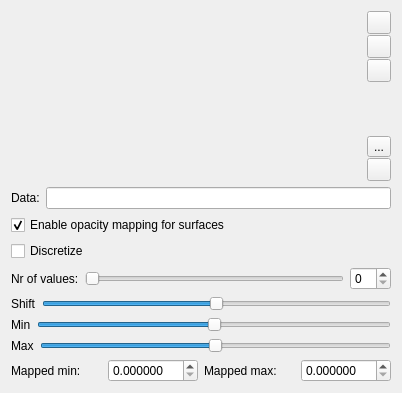
Before: the Qt Designer form MorphoDig/Qt/mqColorOpacityEditorWidget.ui in morphomuseum/MorphoDig, drawn with Qt 5.
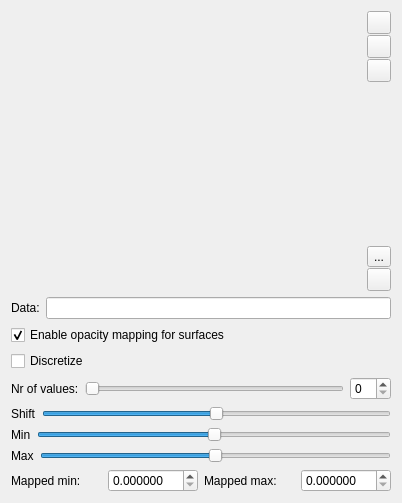
After: the same form once the commit is applied. Icons and pictures are not drawn. Custom widgets are drawn as their Qt base class.

Commit message: Work on histogram widget

```diff
--- a/MorphoDig/Qt/mqColorOpacityEditorWidget.ui
+++ b/MorphoDig/Qt/mqColorOpacityEditorWidget.ui
@@ -7,7 +7,7 @@
     <x>0</x>
     <y>0</y>
     <width>402</width>
-    <height>393</height>
+    <height>503</height>
    </rect>
   </property>
   <property name="windowTitle">
@@ -23,7 +23,7 @@
       <number>0</number>
      </property>
      <item>
-      <layout class="QVBoxLayout" name="verticalLayout" stretch="1,0">
+      <layout class="QVBoxLayout" name="verticalLayout" stretch="0,0,0">
        <property name="spacing">
         <number>0</number>
        </property>
@@ -68,6 +68,16 @@
          </property>
         </widget>
        </item>
+       <item>
+        <widget class="mqHistogramWidget" name="Histogram" native="true">
+         <property name="minimumSize">
+          <size>
+           <width>0</width>
+           <height>30</height>
+          </size>
+         </property>
+        </widget>
+       </item>
       </layout>
      </item>
      <item>
@@ -345,6 +355,12 @@
    <extends>QLineEdit</extends>
    <header>mqLineEdit.h</header>
   </customwidget>
+  <customwidget>
+   <class>mqHistogramWidget</class>
+   <extends>QWidget</extends>
+   <header>mqhistogramwidget.h</header>
+   <container>1</container>
+  </customwidget>
  </customwidgets>
  <resources>
   <include location="../Icons/icons.qrc"/>
```
The commit also changes 4 other files.
